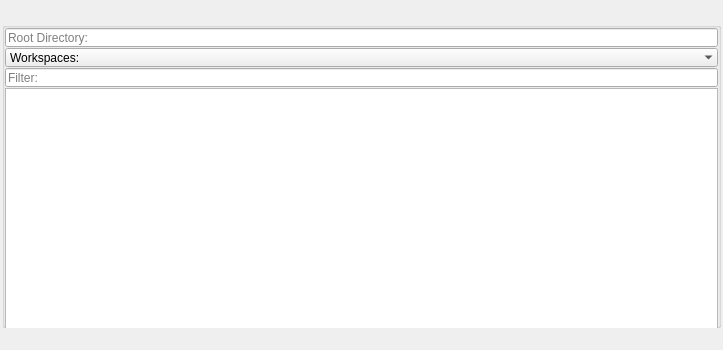
The window that mayatk/env_utils/reference_manager.ui (m3trik/mayatk) describes before a commit, drawn with Qt 5.
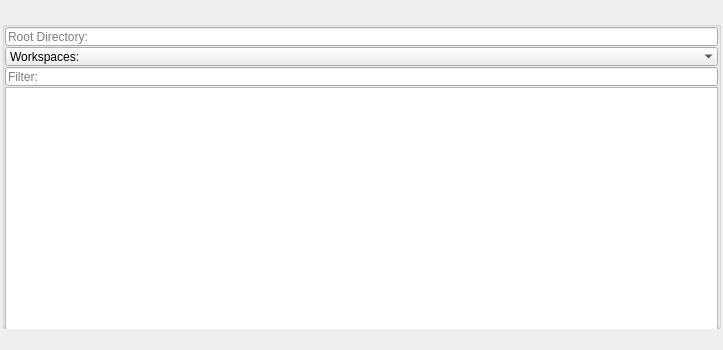
The same window after the commit. Custom widgets are drawn as their Qt base class.

Diff of the .ui file:
```diff
--- a/mayatk/env_utils/reference_manager.ui
+++ b/mayatk/env_utils/reference_manager.ui
@@ -55,7 +55,7 @@
         <property name="minimumSize">
          <size>
           <width>0</width>
-          <height>20</height>
+          <height>19</height>
          </size>
         </property>
         <property name="font">
@@ -182,13 +182,13 @@
         <property name="minimumSize">
          <size>
           <width>0</width>
-          <height>20</height>
+          <height>19</height>
          </size>
         </property>
         <property name="maximumSize">
          <size>
           <width>16777215</width>
-          <height>20</height>
+          <height>19</height>
          </size>
         </property>
        </widget>
```
